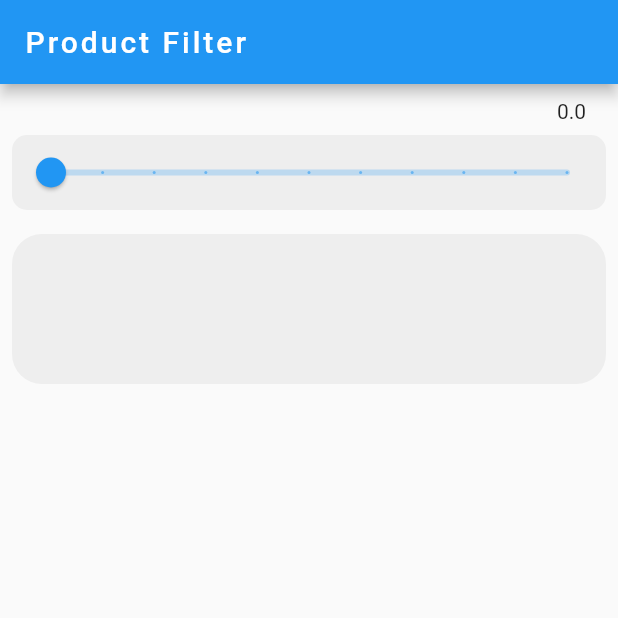
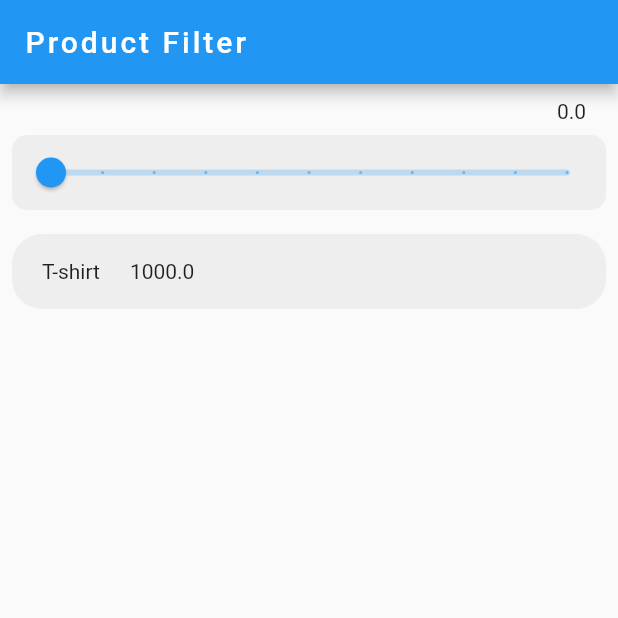
Before and after one commit to theAkHilsarkar18/slider_productlist, a Flutter app: the screen it shows after launch, on a phone screen of 412 x 824 dp, the top half of it. Run offline on Flutter 3.47's test engine with Material 2 defaults, Android fonts, the phone set to English and light mode, and no system bars.

Commit message:
20-01-2023

```diff
--- a/lib/sliderProductList.dart
+++ b/lib/sliderProductList.dart
@@ -9,6 +9,16 @@ class SliderList extends StatefulWidget {
 
 class _SliderListState extends State<SliderList> {
   double selectedValue = 0;
+  List productNameList = [
+    "earphone",
+    "bluetooth",
+    "charger",
+    "pan drive",
+    "cover"
+  ];
+  List productPriceList = [100, 250, 300, 800, 360];
+  List productList = [1,2,3,4,5];
+
   @override
   Widget build(BuildContext context) {
     return SafeArea(
@@ -47,7 +57,10 @@ class _SliderListState extends State<SliderList> {
                     ),
                   ),
                 ),
-                ProductList(),
+                ProductList("T-shirt", 1000),
+                Column(
+
+                ),
               ],
             ),
           ],
@@ -55,12 +68,15 @@ class _SliderListState extends State<SliderList> {
       ),
     );
   }
+//
+  //
+  //
 
-  Widget ProductList() {
+  Widget ProductList(String? productName, double? productPrice) {
     return Padding(
       padding: const EdgeInsets.all(8.0),
       child: Container(
-        height: 100,
+        height: 50,
         width: double.infinity,
         decoration: BoxDecoration(
           color: Colors.grey.shade200,
@@ -68,7 +84,14 @@ class _SliderListState extends State<SliderList> {
         ),
         child: Row(
           children: [
-            Text(""),
+            SizedBox(
+              width: 20,
+            ),
+            Text("$productName"),
+            SizedBox(
+              width: 20,
+            ),
+            Text("$productPrice"),
           ],
         ),
       ),
```
